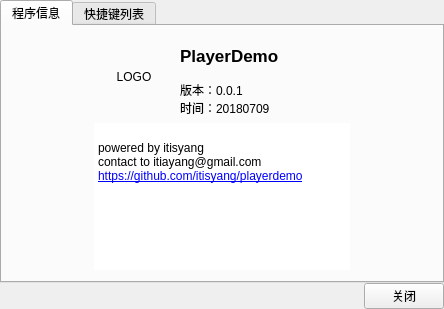
Old version of the form playerdemo/about.ui in the repository itisyang/playerdemo.
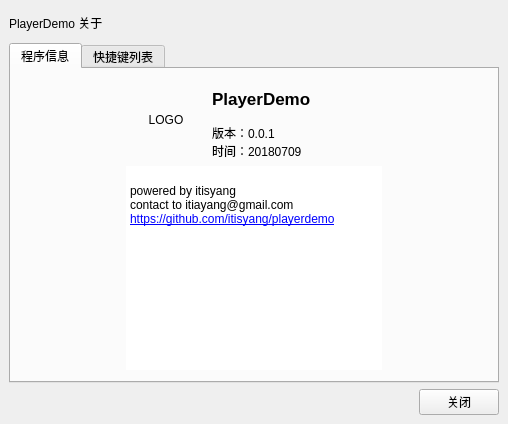
New version of the form. Icons and pictures are not drawn.

Commit message: [mod]关于界面应用样式

```diff
--- a/playerdemo/about.ui
+++ b/playerdemo/about.ui
@@ -6,8 +6,8 @@
    <rect>
     <x>0</x>
     <y>0</y>
-    <width>444</width>
-    <height>309</height>
+    <width>508</width>
+    <height>424</height>
    </rect>
   </property>
   <property name="font">
@@ -24,21 +24,47 @@
   </property>
   <layout class="QGridLayout" name="gridLayout">
    <property name="leftMargin">
-    <number>0</number>
+    <number>9</number>
    </property>
    <property name="topMargin">
-    <number>0</number>
+    <number>9</number>
    </property>
    <property name="rightMargin">
-    <number>0</number>
+    <number>9</number>
    </property>
    <property name="bottomMargin">
-    <number>0</number>
+    <number>9</number>
    </property>
    <property name="spacing">
-    <number>0</number>
+    <number>6</number>
    </property>
+   <item row="2" column="1" alignment="Qt::AlignRight">
+    <widget class="QPushButton" name="ClosePushButton">
+     <property name="layoutDirection">
+      <enum>Qt::LeftToRight</enum>
+     </property>
+     <property name="text">
+      <string>关闭</string>
+     </property>
+     <property name="autoDefault">
+      <bool>false</bool>
+     </property>
+    </widget>
+   </item>
    <item row="0" column="0">
+    <widget class="QLabel" name="label_3">
+     <property name="minimumSize">
+      <size>
+       <width>0</width>
+       <height>28</height>
+      </size>
+     </property>
+     <property name="text">
+      <string>PlayerDemo 关于</string>
+     </property>
+    </widget>
+   </item>
+   <item row="1" column="0" colspan="2">
     <widget class="QTabWidget" name="tabWidget">
      <property name="currentIndex">
       <number>0</number>
@@ -47,7 +73,20 @@
       <attribute name="title">
        <string>程序信息</string>
       </attribute>
-      <layout class="QGridLayout" name="gridLayout_3">
+      <layout class="QGridLayout" name="gridLayout_4">
+       <item row="0" column="0">
+        <spacer name="horizontalSpacer">
+         <property name="orientation">
+          <enum>Qt::Horizontal</enum>
+         </property>
+         <property name="sizeHint" stdset="0">
+          <size>
+           <width>40</width>
+           <height>20</height>
+          </size>
+         </property>
+        </spacer>
+       </item>
        <item row="0" column="1">
         <layout class="QVBoxLayout" name="verticalLayout">
          <item>
@@ -138,26 +177,13 @@
          </property>
         </spacer>
        </item>
-       <item row="0" column="0">
-        <spacer name="horizontalSpacer">
-         <property name="orientation">
-          <enum>Qt::Horizontal</enum>
-         </property>
-         <property name="sizeHint" stdset="0">
-          <size>
-           <width>40</width>
-           <height>20</height>
-          </size>
-         </property>
-        </spacer>
-       </item>
       </layout>
      </widget>
      <widget class="QWidget" name="tab_2">
       <attribute name="title">
        <string>快捷键列表</string>
       </attribute>
-      <layout class="QGridLayout" name="gridLayout_4">
+      <layout class="QGridLayout" name="gridLayout_3">
        <item row="0" column="0">
         <widget class="QTextBrowser" name="textBrowser">
          <property name="frameShape">
@@ -182,19 +208,6 @@
      </widget>
     </widget>
    </item>
-   <item row="1" column="0" alignment="Qt::AlignRight">
-    <widget class="QPushButton" name="ClosePushButton">
-     <property name="layoutDirection">
-      <enum>Qt::LeftToRight</enum>
-     </property>
-     <property name="text">
-      <string>关闭</string>
-     </property>
-     <property name="autoDefault">
-      <bool>false</bool>
-     </property>
-    </widget>
-   </item>
   </layout>
  </widget>
  <layoutdefault spacing="6" margin="11"/>
```
The commit also changes 2 other files.
